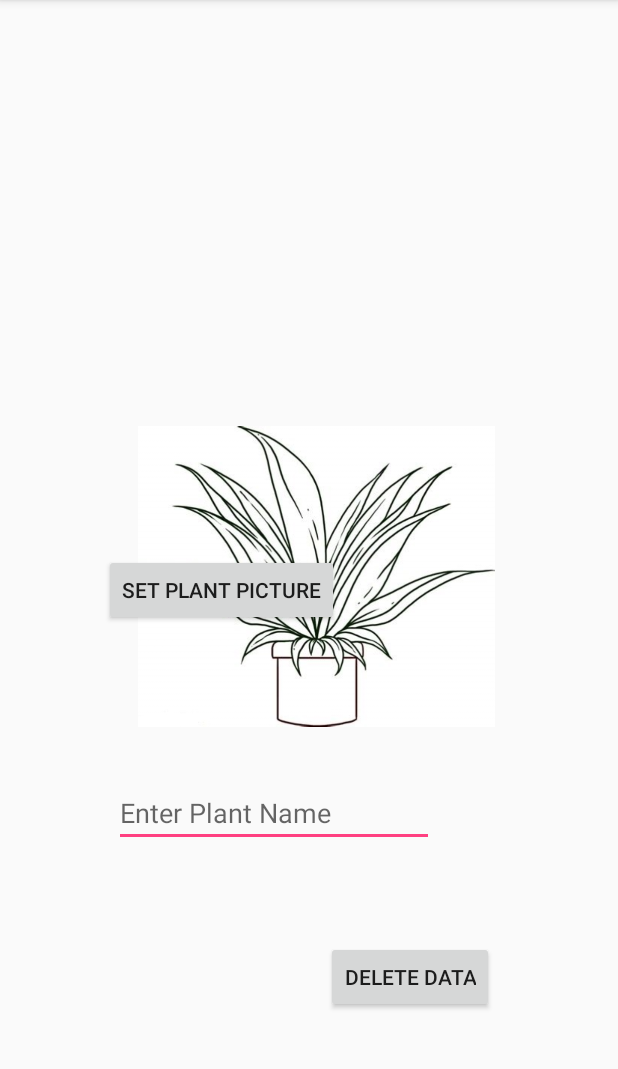
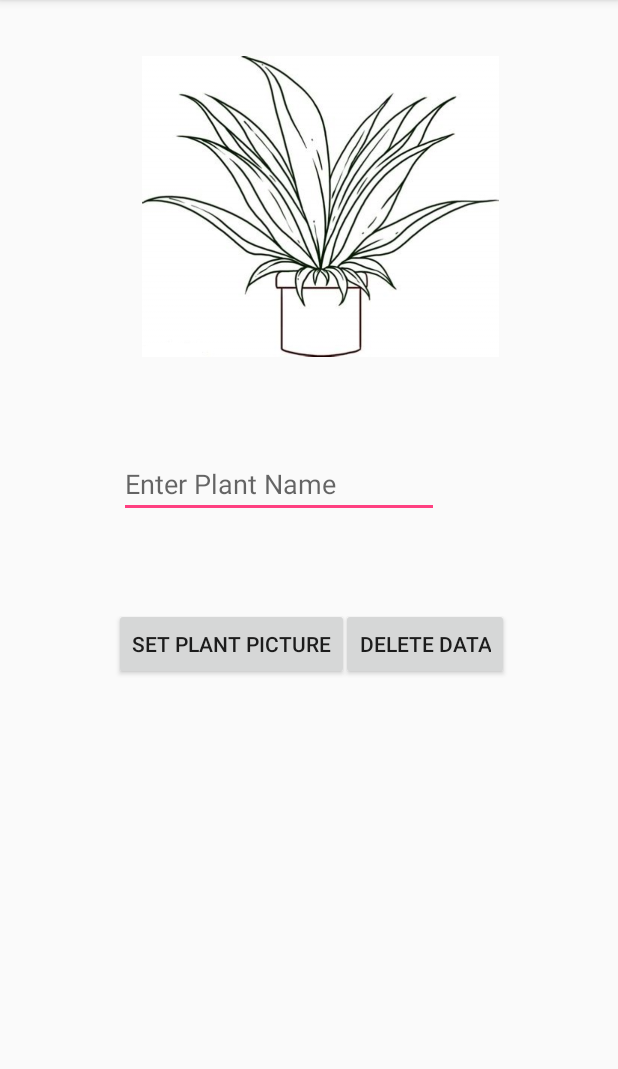
Before and after one commit to MattYu/EasyPlants, an Android app: the sensorOptionActivity screen opened directly, with no data from a screen before it, on a phone screen of 412 x 824 dp, the part 84-1153 px from its top. Run offline under Robolectric (Android 15) with nearby library versions, the phone set to English and light mode, and no system bars.

Commit message:
Fixing Plant Options UI

```diff
--- a/EasyPlantsApp/app/src/main/res/layout/activity_sensor_option.xml
+++ b/EasyPlantsApp/app/src/main/res/layout/activity_sensor_option.xml
@@ -11,61 +11,48 @@
         android:layout_width="wrap_content"
         android:layout_height="wrap_content"
         android:layout_alignParentStart="true"
-        android:layout_alignParentLeft="true"
-        android:layout_alignParentBottom="true"
-        android:layout_marginStart="76dp"
-        android:layout_marginLeft="76dp"
-        android:layout_marginBottom="203dp"
+        android:layout_alignParentLeft="false"
+        android:layout_alignParentBottom="false"
+        android:layout_marginStart="79dp"
+        android:layout_marginLeft="80dp"
+        android:layout_marginTop="300dp"
+        android:layout_marginBottom="159dp"
         android:ems="10"
         android:hint="Enter Plant Name"
-        android:inputType="textPersonName"
-        app:layout_constraintBottom_toTopOf="@+id/button_setPicture"
-        app:layout_constraintEnd_toEndOf="parent"
-        app:layout_constraintStart_toEndOf="@+id/imageView"
-        app:layout_constraintTop_toTopOf="parent" />
+        android:inputType="textPersonName" />
 
     <Button
         android:id="@+id/button_setPicture"
         android:layout_width="wrap_content"
         android:layout_height="wrap_content"
-        android:layout_alignParentTop="true"
+        android:layout_alignParentTop="false"
         android:layout_alignParentEnd="true"
-        android:layout_marginTop="369dp"
-        android:layout_marginEnd="186dp"
-        android:text="Set Plant Picture"
-        app:layout_constraintBottom_toBottomOf="parent"
-        app:layout_constraintEnd_toEndOf="parent"
-        app:layout_constraintStart_toEndOf="@+id/button_deleteData"
-        app:layout_constraintTop_toBottomOf="@+id/text_changeName" />
+        android:layout_marginTop="405dp"
+        android:layout_marginEnd="179dp"
+        android:text="Set Plant Picture" />
 
     <Button
         android:id="@+id/button_deleteData"
         android:layout_width="wrap_content"
         android:layout_height="wrap_content"
-        android:layout_alignBottom="@+id/imageView"
         android:layout_alignParentStart="true"
-        android:layout_alignParentLeft="true"
-        android:layout_marginStart="217dp"
-        android:layout_marginLeft="217dp"
-        android:layout_marginBottom="-173dp"
-        android:text="Delete Data"
-        app:layout_constraintBottom_toBottomOf="parent"
-        app:layout_constraintEnd_toStartOf="@+id/button_setPicture"
-        app:layout_constraintStart_toStartOf="parent"
-        app:layout_constraintTop_toBottomOf="@+id/imageView" />
+        android:layout_alignParentLeft="false"
+        android:layout_marginStart="227dp"
+        android:layout_marginLeft="214dp"
+        android:layout_marginTop="405dp"
+        android:layout_marginBottom="10dp"
+        android:text="Delete Data" />
 
     <ImageView
         android:id="@+id/imageView"
         android:layout_width="238dp"
         android:layout_height="235dp"
         android:layout_alignParentEnd="true"
-        android:layout_alignParentRight="true"
-        android:layout_alignParentBottom="true"
-        android:layout_marginEnd="82dp"
-        android:layout_marginRight="82dp"
-        android:layout_marginBottom="266dp"
-        app:layout_constraintBottom_toTopOf="@+id/button_deleteData"
-        app:layout_constraintEnd_toStartOf="@+id/text_changeName"
+        android:layout_alignParentRight="false"
+        android:layout_marginTop="20dp"
+        android:layout_marginEnd="79dp"
+        android:layout_marginRight="79dp"
+        android:layout_marginBottom="153dp"
         app:layout_constraintStart_toStartOf="parent"
         app:layout_constraintTop_toTopOf="parent"
         app:srcCompat="@drawable/plant_test" />
--- a/EasyPlantsApp/app/src/main/res/layout/activity_vision.xml
+++ b/EasyPlantsApp/app/src/main/res/layout/activity_vision.xml
@@ -15,7 +15,7 @@
         android:text="Action Bar:"
         android:textAppearance="?android:attr/textAppearanceMedium"
         android:textColor="#FFFFFF"
-        tools:layout_editor_absoluteX="300dp"
+        tools:layout_editor_absoluteX="195dp"
         tools:layout_editor_absoluteY="16dp" />
 
     <include
@@ -23,9 +23,9 @@
         layout="@layout/content_main"
         android:layout_width="294dp"
         android:layout_height="432dp"
-        android:layout_marginLeft="8dp"
-        android:layout_marginStart="8dp"
-        android:layout_marginTop="28dp"
+        android:layout_marginStart="4dp"
+        android:layout_marginLeft="4dp"
+        android:layout_marginTop="12dp"
         app:layout_constraintStart_toEndOf="@+id/fab"
         app:layout_constraintTop_toBottomOf="@+id/textView" />
 
@@ -44,11 +44,11 @@
         android:id="@+id/textView"
         android:layout_width="171dp"
         android:layout_height="85dp"
-        android:layout_marginEnd="8dp"
-        android:layout_marginLeft="196dp"
-        android:layout_marginRight="8dp"
-        android:layout_marginStart="196dp"
+        android:layout_marginStart="102dp"
+        android:layout_marginLeft="102dp"
         android:layout_marginTop="16dp"
+        android:layout_marginEnd="102dp"
+        android:layout_marginRight="102dp"
         android:text="Click above and search our plants database for threeshold recommendations. Press enter to confirm choice."
         app:layout_constraintEnd_toEndOf="parent"
         app:layout_constraintHorizontal_bias="1.0"
```
